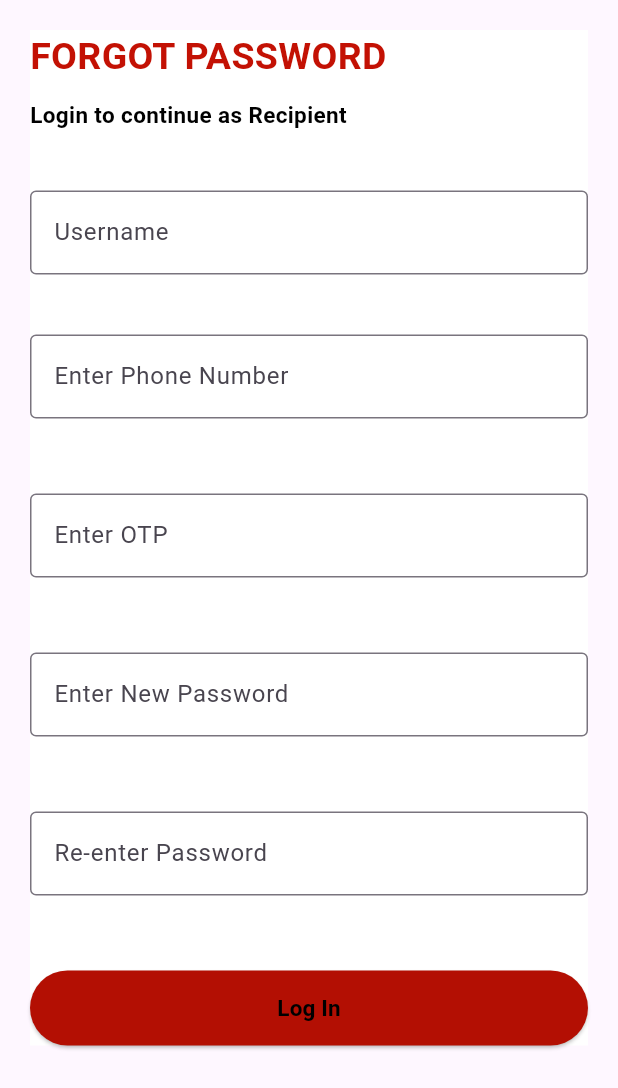
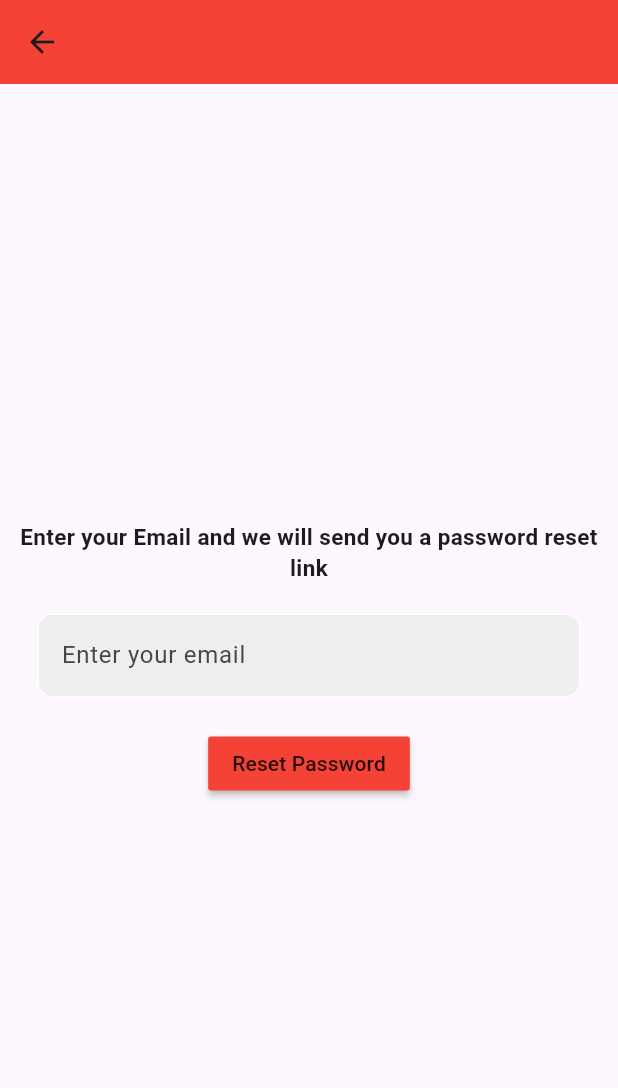
Before and after one commit to sruthi262/test, a Flutter app: the donorforget screen opened by its route, on a phone screen of 412 x 824 dp. Shown: the top 1088 px of the screen. Run offline on Flutter 3.47's test engine with Material 3 defaults, Android fonts, the phone set to English and light mode, and no system bars; our stand-ins replace firebase_auth, get; accounts and stored records are empty.

Commit message:
Update donor_forgot.dart

```diff
--- a/lib/donor_forgot.dart
+++ b/lib/donor_forgot.dart
@@ -1,110 +1,99 @@
-import 'package:blood_bank/donor_home.dart';
+import 'package:blood_bank/auth.dart';
+import 'package:blood_bank/donor_signin.dart';
+import 'package:firebase_auth/firebase_auth.dart';
 import 'package:flutter/material.dart';
 
 class donorforget extends StatefulWidget {
+  const donorforget({Key? key}) : super(key: key);
+
   @override
-  _SignUpFormState createState() => _SignUpFormState();
+  State<donorforget> createState() => _SigninState();
 }
 
-class _SignUpFormState extends State<donorforget> {
+class _SigninState extends State<donorforget> {
+  final TextEditingController emailController = TextEditingController();
+
+  @override
+  void dispose() {
+    // Clean up the controller when the widget is disposed.
+    emailController.dispose();
+
+    super.dispose();
+  }
+
   @override
   Widget build(BuildContext context) {
     return Scaffold(
-      body: SingleChildScrollView(
-        child: Padding(
-          padding: EdgeInsets.all(20),
-          child: Container(
-            alignment: Alignment.topLeft,
-            color: Colors.white,
-            child: Column(
-              crossAxisAlignment: CrossAxisAlignment.start,
+      appBar: AppBar(
+        backgroundColor: Colors.red,
+        elevation: 0,
+      ),
+      body: Column(
+        mainAxisAlignment: MainAxisAlignment.center,
         children: [
-                Text('FORGOT PASSWORD',
+          Text(
+            'Enter your Email and we will send you a password reset link',
+            textAlign: TextAlign.center,
             style: TextStyle(
-                      color: Color.fromARGB(255, 195, 17, 4),
-                      backgroundColor: Colors.white,
-                      fontSize: 25,
-                      fontWeight: FontWeight.bold,
-                    )),
-                SizedBox(
-                  height: 10.0,
-                ),
-                Text('Login to continue as Recipient',
-                    textAlign: TextAlign.left,
-                    style: TextStyle(
-                      color: Colors.black,
-                      backgroundColor: Colors.white,
-                      fontSize: 15,
-                      fontWeight: FontWeight.bold,
-                    )),
-                SizedBox(
-                  height: 40.0,
-                ),
-                TextField(
-                  decoration: InputDecoration(
-                      border: OutlineInputBorder(), hintText: 'Username'),
-                ),
-                SizedBox(
-                  height: 40.0,
-                ),
-                TextField(
-                  decoration: InputDecoration(
-                      border: OutlineInputBorder(),
-                      hintText: 'Enter Phone Number'),
-                ),
-                SizedBox(
-                  height: 50.0,
-                ),
-                TextField(
-                  decoration: InputDecoration(
-                      border: OutlineInputBorder(), hintText: 'Enter OTP'),
-                ),
-                SizedBox(
-                  height: 50.0,
-                ),
-                TextField(
-                  decoration: InputDecoration(
-                      border: OutlineInputBorder(),
-                      hintText: 'Enter New Password'),
-                ),
-                SizedBox(
-                  height: 50.0,
-                ),
-                TextField(
-                  decoration: InputDecoration(
-                      border: OutlineInputBorder(),
-                      hintText: 'Re-enter Password'),
-                ),
-                SizedBox(
-                  height: 50.0,
-                ),
-                Center(
-                  child: SizedBox(
-                    width: 800, // Set width
-                    height: 50,
-                    child: ElevatedButton(
-                      style: ElevatedButton.styleFrom(
-                        backgroundColor: Color.fromARGB(255, 179, 15, 3),
-                        // Set the button's background color
-                      ),
-                      onPressed: () => Navigator.of(context).pushReplacement(
-                          MaterialPageRoute(builder: (context) => donorhome())),
-                      child: Text(
-                        'Log In',
-                        style: TextStyle(
-                          color: Colors.black,
               fontSize: 15,
               fontWeight: FontWeight.bold,
             ),
           ),
+          SizedBox(
+            height: 20.0,
           ),
+          Padding(
+              padding: const EdgeInsets.symmetric(horizontal: 25.0),
+              child: TextField(
+                  controller: emailController,
+                  decoration: InputDecoration(
+                    enabledBorder: OutlineInputBorder(
+                      borderSide: BorderSide(color: Colors.white),
+                      borderRadius: BorderRadius.circular(10),
                     ),
+                    focusedBorder: OutlineInputBorder(
+                      borderSide: BorderSide(color: Colors.black),
+                      borderRadius: BorderRadius.circular(10),
+                    ),
+                    hintText: 'Enter your email',
+                    fillColor: Colors.grey[200],
+                    filled: true,
+                  ))),
+          SizedBox(
+            height: 20.0,
+          ),
+          MaterialButton(
+            onPressed: passwordreset,
+            child: Text('Reset Password'),
+            color: Colors.red,
           ),
         ],
       ),
-          ),
-        ),
-      ),
+    );
+  }
+
+  Future passwordreset() async {
+    try {
+      await FirebaseAuth.instance
+          .sendPasswordResetEmail(email: emailController.text.trim());
+      showDialog(
+        context: context,
+        builder: (context) {
+          return AlertDialog(
+            content: Text('Password reset link sent! Check your email'),
+          );
+        },
+      );
+    } on FirebaseAuthException catch (e) {
+      print(e);
+      showDialog(
+        context: context,
+        builder: (context) {
+          return AlertDialog(
+            content: Text(e.message.toString()),
+          );
+        },
       );
     }
   }
+}
```
Lines whose indentation alone changed are shown as unchanged.
